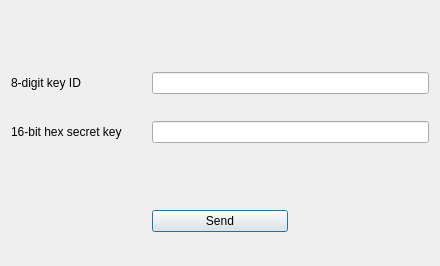
GTA-UFRJ/CACIC-Use-Case, file graphical-client/register_ue_screen.ui: the form before one commit.
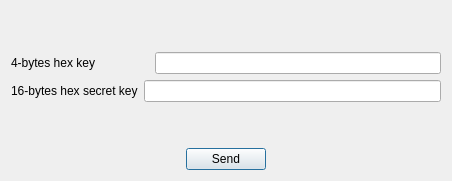
The form after the commit.

Commit message: Fix screens problems

The edit to the form file:
```diff
--- a/graphical-client/register_ue_screen.ui
+++ b/graphical-client/register_ue_screen.ui
@@ -6,104 +6,104 @@
    <rect>
     <x>0</x>
     <y>0</y>
-    <width>440</width>
-    <height>266</height>
+    <width>452</width>
+    <height>181</height>
    </rect>
   </property>
   <property name="windowTitle">
    <string>CACIC - Register Equipment</string>
   </property>
-  <layout class="QGridLayout" name="gridLayout">
-   <item row="0" column="0" colspan="3">
-    <spacer name="verticalSpacer">
-     <property name="orientation">
-      <enum>Qt::Vertical</enum>
-     </property>
-     <property name="sizeType">
-      <enum>QSizePolicy::Minimum</enum>
-     </property>
-     <property name="sizeHint" stdset="0">
-      <size>
-       <width>20</width>
-       <height>40</height>
-      </size>
-     </property>
-    </spacer>
-   </item>
-   <item row="4" column="1">
-    <widget class="QPushButton" name="send_button">
-     <property name="sizePolicy">
-      <sizepolicy hsizetype="Minimum" vsizetype="Fixed">
-       <horstretch>0</horstretch>
-       <verstretch>0</verstretch>
-      </sizepolicy>
-     </property>
-     <property name="text">
-      <string>Send</string>
-     </property>
-    </widget>
-   </item>
-   <item row="3" column="0" colspan="3">
+  <layout class="QVBoxLayout" name="verticalLayout">
+   <item>
     <spacer name="verticalSpacer_2">
      <property name="orientation">
       <enum>Qt::Vertical</enum>
      </property>
-     <property name="sizeType">
-      <enum>QSizePolicy::Minimum</enum>
-     </property>
      <property name="sizeHint" stdset="0">
       <size>
        <width>20</width>
-       <height>40</height>
+       <height>26</height>
       </size>
      </property>
     </spacer>
    </item>
-   <item row="2" column="0">
-    <widget class="QLabel" name="label_2">
-     <property name="sizePolicy">
-      <sizepolicy hsizetype="Minimum" vsizetype="Preferred">
-       <horstretch>0</horstretch>
-       <verstretch>0</verstretch>
-      </sizepolicy>
-     </property>
-     <property name="text">
-      <string>16-bit hex secret key</string>
-     </property>
-    </widget>
+   <item>
+    <layout class="QHBoxLayout" name="horizontalLayout">
+     <item>
+      <widget class="QLabel" name="label">
+       <property name="text">
+        <string>4-bytes hex key                </string>
+       </property>
+      </widget>
+     </item>
+     <item>
+      <widget class="QLineEdit" name="id_lineedit"/>
+     </item>
+    </layout>
    </item>
-   <item row="1" column="0">
-    <widget class="QLabel" name="label">
-     <property name="sizePolicy">
-      <sizepolicy hsizetype="Minimum" vsizetype="Preferred">
-       <horstretch>0</horstretch>
-       <verstretch>0</verstretch>
-      </sizepolicy>
-     </property>
-     <property name="text">
-      <string>8-digit key ID</string>
-     </property>
-    </widget>
+   <item>
+    <layout class="QHBoxLayout" name="horizontalLayout_2">
+     <item>
+      <widget class="QLabel" name="label_2">
+       <property name="text">
+        <string>16-bytes hex secret key</string>
+       </property>
+      </widget>
+     </item>
+     <item>
+      <widget class="QLineEdit" name="ck_lineedit"/>
+     </item>
+    </layout>
    </item>
-   <item row="1" column="1" colspan="2">
-    <widget class="QLineEdit" name="id_lineedit">
-     <property name="sizePolicy">
-      <sizepolicy hsizetype="Minimum" vsizetype="Fixed">
-       <horstretch>0</horstretch>
-       <verstretch>0</verstretch>
-      </sizepolicy>
+   <item>
+    <spacer name="verticalSpacer">
+     <property name="orientation">
+      <enum>Qt::Vertical</enum>
      </property>
-    </widget>
-   </item>
-   <item row="2" column="1" colspan="2">
-    <widget class="QLineEdit" name="ck_lineedit">
-     <property name="sizePolicy">
-      <sizepolicy hsizetype="Minimum" vsizetype="Maximum">
-       <horstretch>0</horstretch>
-       <verstretch>0</verstretch>
-      </sizepolicy>
+     <property name="sizeHint" stdset="0">
+      <size>
+       <width>20</width>
+       <height>26</height>
+      </size>
      </property>
-    </widget>
+    </spacer>
+   </item>
+   <item>
+    <layout class="QHBoxLayout" name="horizontalLayout_3">
+     <item>
+      <spacer name="horizontalSpacer_2">
+       <property name="orientation">
+        <enum>Qt::Horizontal</enum>
+       </property>
+       <property name="sizeHint" stdset="0">
+        <size>
+         <width>40</width>
+         <height>20</height>
+        </size>
+       </property>
+      </spacer>
+     </item>
+     <item>
+      <widget class="QPushButton" name="send_button">
+       <property name="text">
+        <string>Send</string>
+       </property>
+      </widget>
+     </item>
+     <item>
+      <spacer name="horizontalSpacer">
+       <property name="orientation">
+        <enum>Qt::Horizontal</enum>
+       </property>
+       <property name="sizeHint" stdset="0">
+        <size>
+         <width>40</width>
+         <height>20</height>
+        </size>
+       </property>
+      </spacer>
+     </item>
+    </layout>
    </item>
   </layout>
  </widget>
```
The commit also changes 15 other files.
